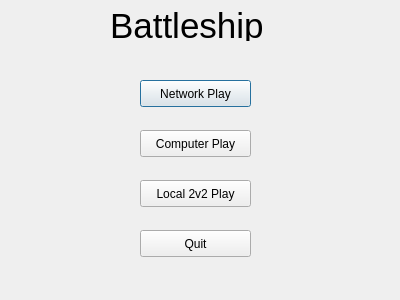
First picture: the form in untitled/InitialWindow.ui, repository rc2524/Battleship-game, before the edit.
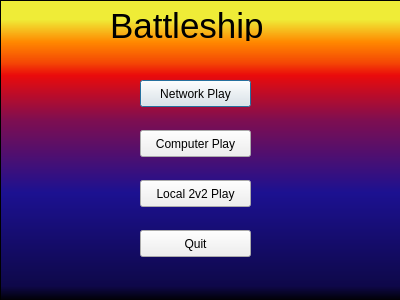
Second picture: the form after the edit. Icons and pictures are not drawn.

Commit message: Added background images

```diff
--- a/untitled/InitialWindow.ui
+++ b/untitled/InitialWindow.ui
@@ -83,6 +83,56 @@
     <string>Quit</string>
    </property>
   </widget>
+  <widget class="QFrame" name="frame">
+   <property name="geometry">
+    <rect>
+     <x>0</x>
+     <y>0</y>
+     <width>401</width>
+     <height>321</height>
+    </rect>
+   </property>
+   <property name="maximumSize">
+    <size>
+     <width>401</width>
+     <height>321</height>
+    </size>
+   </property>
+   <property name="styleSheet">
+    <string notr="true">background-image: url(:/newPrefix/battleship.jpg);</string>
+   </property>
+   <property name="frameShape">
+    <enum>QFrame::StyledPanel</enum>
+   </property>
+   <property name="frameShadow">
+    <enum>QFrame::Raised</enum>
+   </property>
+   <widget class="QFrame" name="frame_2">
+    <property name="geometry">
+     <rect>
+      <x>0</x>
+      <y>0</y>
+      <width>401</width>
+      <height>301</height>
+     </rect>
+    </property>
+    <property name="styleSheet">
+     <string notr="true">background-color: qlineargradient(spread:pad, x1:0, y1:1, x2:0, y2:0, stop:0 rgba(0, 0, 0, 255), stop:0.05 rgba(14, 8, 73, 255), stop:0.36 rgba(28, 17, 145, 255), stop:0.6 rgba(126, 14, 81, 255), stop:0.75 rgba(234, 11, 11, 255), stop:0.79 rgba(244, 70, 5, 255), stop:0.86 rgba(255, 136, 0, 255), stop:0.935 rgba(239, 236, 55, 255));</string>
+    </property>
+    <property name="frameShape">
+     <enum>QFrame::StyledPanel</enum>
+    </property>
+    <property name="frameShadow">
+     <enum>QFrame::Raised</enum>
+    </property>
+   </widget>
+  </widget>
+  <zorder>frame</zorder>
+  <zorder>Network</zorder>
+  <zorder>Computer</zorder>
+  <zorder>Local2</zorder>
+  <zorder>GameLogo</zorder>
+  <zorder>ExitButton</zorder>
  </widget>
  <resources/>
  <connections/>
```
The commit also changes 1 other file.
